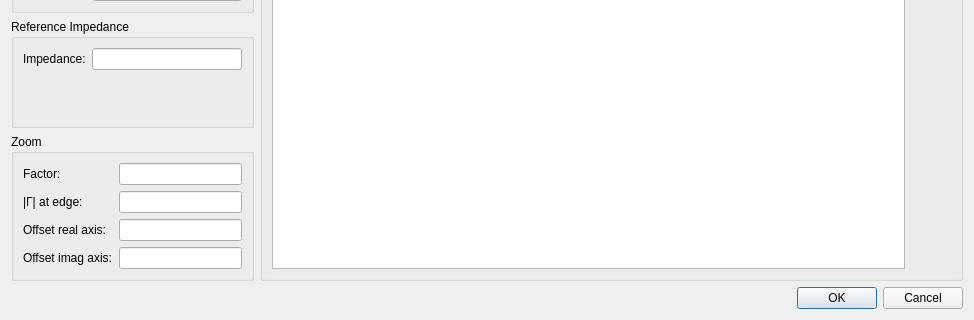
Old version of the form Software/PC_Application/LibreVNA-GUI/Traces/smithchartdialog.ui in the repository jankae/LibreVNA; both pictures show x 0 to 974 and y 171 to 491 of the 974 by 491 pixel window.
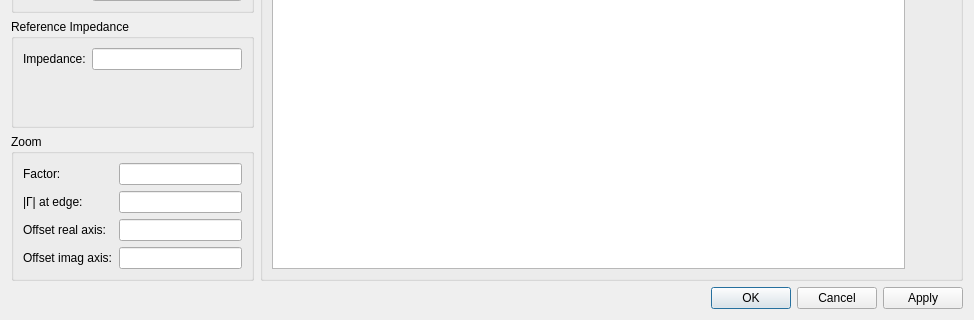
New version of the form. Icons and pictures are not drawn. Custom widgets are drawn as their Qt base class.

Commit message: Apply buttons for graph setup dialogs

```diff
--- a/Software/PC_Application/LibreVNA-GUI/Traces/smithchartdialog.ui
+++ b/Software/PC_Application/LibreVNA-GUI/Traces/smithchartdialog.ui
@@ -255,7 +255,7 @@
       <enum>Qt::Horizontal</enum>
      </property>
      <property name="standardButtons">
-      <set>QDialogButtonBox::Cancel|QDialogButtonBox::Ok</set>
+      <set>QDialogButtonBox::Apply|QDialogButtonBox::Cancel|QDialogButtonBox::Ok</set>
      </property>
     </widget>
    </item>
```
The commit also changes 5 other files.
